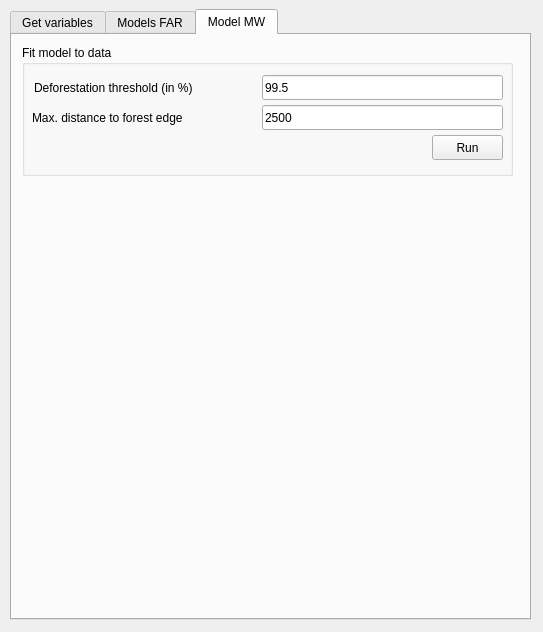
Before: the Qt Designer form forestatrisk_plugin_dialog_base.ui in ghislainv/deforisk-qgis-plugin, drawn with Qt 5.
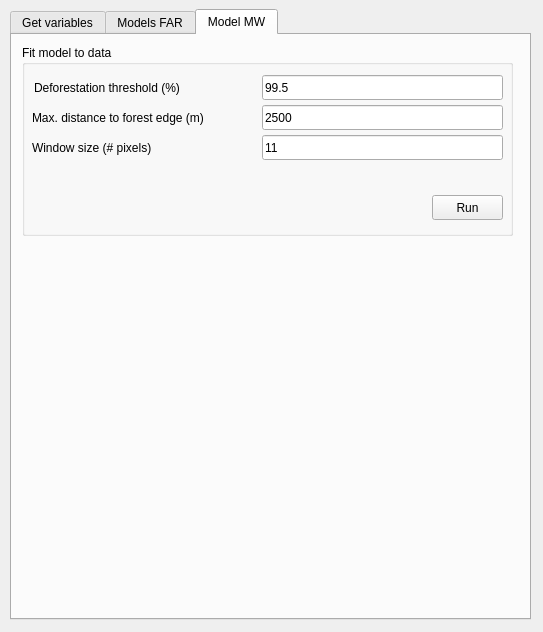
After: the same form once the commit is applied.

Commit message: Predict and validate moving window model

```diff
--- a/forestatrisk_plugin_dialog_base.ui
+++ b/forestatrisk_plugin_dialog_base.ui
@@ -553,7 +553,7 @@
        <x>10</x>
        <y>10</y>
        <width>491</width>
-       <height>131</height>
+       <height>191</height>
       </rect>
      </property>
      <property name="title">
@@ -563,7 +563,7 @@
       <property name="geometry">
        <rect>
         <x>410</x>
-        <y>90</y>
+        <y>150</y>
         <width>71</width>
         <height>25</height>
        </rect>
@@ -598,7 +598,7 @@
        </rect>
       </property>
       <property name="text">
-       <string>Deforestation threshold (in %)</string>
+       <string>Deforestation threshold (%)</string>
       </property>
      </widget>
      <widget class="QLabel" name="label_max_dist">
@@ -611,7 +611,7 @@
        </rect>
       </property>
       <property name="text">
-       <string>Max. distance to forest edge</string>
+       <string>Max. distance to forest edge (m)</string>
       </property>
      </widget>
      <widget class="QLineEdit" name="max_dist">
@@ -630,6 +630,35 @@
        <string>2500</string>
       </property>
      </widget>
+     <widget class="QLineEdit" name="win_size">
+      <property name="geometry">
+       <rect>
+        <x>240</x>
+        <y>90</y>
+        <width>241</width>
+        <height>25</height>
+       </rect>
+      </property>
+      <property name="text">
+       <string>11</string>
+      </property>
+      <property name="placeholderText">
+       <string>11</string>
+      </property>
+     </widget>
+     <widget class="QLabel" name="label_win_size">
+      <property name="geometry">
+       <rect>
+        <x>10</x>
+        <y>90</y>
+        <width>222</width>
+        <height>25</height>
+       </rect>
+      </property>
+      <property name="text">
+       <string>Window size (# pixels)</string>
+      </property>
+     </widget>
     </widget>
    </widget>
   </widget>
```
Left out of the diff: 31 changed lines with no effect on the pictures. The commit also changes 8 other files.
